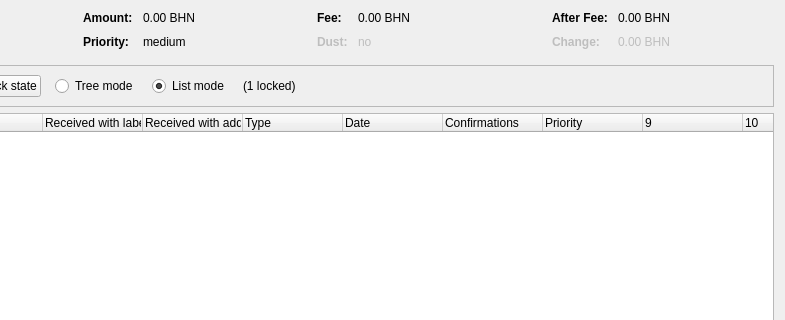
Old version of the form src/qt/forms/coincontroldialog.ui in the repository CryptoEnder/Leafn0de; both pictures show x 169 to 954 and y 0 to 320 of the 954 by 500 pixel window.
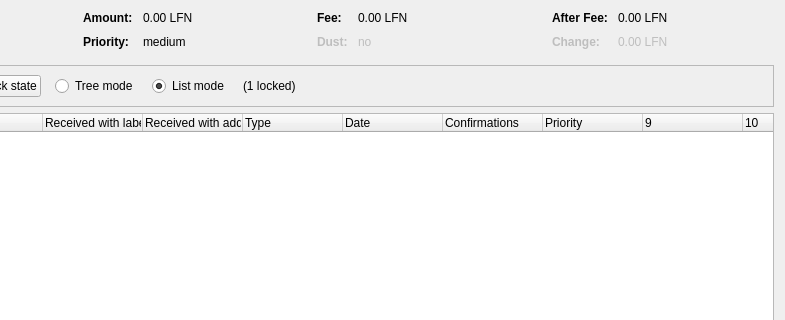
New version of the form. Custom widgets are drawn as their Qt base class.

What changed in the file:
```diff
--- a/src/qt/forms/coincontroldialog.ui
+++ b/src/qt/forms/coincontroldialog.ui
@@ -132,7 +132,7 @@
           <enum>Qt::ActionsContextMenu</enum>
          </property>
          <property name="text">
-          <string notr="true">0.00 BHN</string>
+          <string notr="true">0.00 LFN</string>
          </property>
          <property name="textInteractionFlags">
           <set>Qt::LinksAccessibleByMouse|Qt::TextSelectableByKeyboard|Qt::TextSelectableByMouse</set>
@@ -206,7 +206,7 @@
           <enum>Qt::ActionsContextMenu</enum>
          </property>
          <property name="text">
-          <string notr="true">0.00 BHN</string>
+          <string notr="true">0.00 LFN</string>
          </property>
          <property name="textInteractionFlags">
           <set>Qt::LinksAccessibleByMouse|Qt::TextSelectableByKeyboard|Qt::TextSelectableByMouse</set>
@@ -286,7 +286,7 @@
           <enum>Qt::ActionsContextMenu</enum>
          </property>
          <property name="text">
-          <string notr="true">0.00 BHN</string>
+          <string notr="true">0.00 LFN</string>
          </property>
          <property name="textInteractionFlags">
           <set>Qt::LinksAccessibleByMouse|Qt::TextSelectableByKeyboard|Qt::TextSelectableByMouse</set>
@@ -321,7 +321,7 @@
           <enum>Qt::ActionsContextMenu</enum>
          </property>
          <property name="text">
-          <string notr="true">0.00 BHN</string>
+          <string notr="true">0.00 LFN</string>
          </property>
          <property name="textInteractionFlags">
           <set>Qt::LinksAccessibleByMouse|Qt::TextSelectableByKeyboard|Qt::TextSelectableByMouse</set>
```
